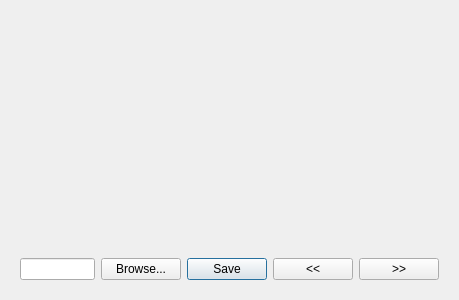
The window that forms/annextractordialog.ui (Boazrciasn/RDFramework) describes before a commit, drawn with Qt 5.
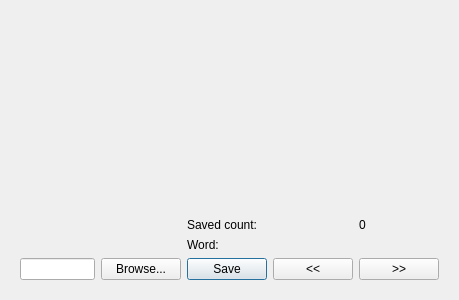
The same window after the commit.

Commit message: Save grayscale images and display saved word counter

```diff
--- a/forms/annextractordialog.ui
+++ b/forms/annextractordialog.ui
@@ -21,34 +21,34 @@
      </property>
     </widget>
    </item>
-   <item alignment="Qt::AlignBottom">
+   <item>
     <widget class="QWidget" name="widget" native="true">
      <layout class="QGridLayout" name="gridLayout">
-      <item row="4" column="2">
+      <item row="7" column="2">
        <widget class="QPushButton" name="save_button">
         <property name="text">
          <string>Save</string>
         </property>
        </widget>
       </item>
-      <item row="4" column="0">
+      <item row="7" column="0">
        <widget class="QLineEdit" name="search_char"/>
       </item>
-      <item row="4" column="1">
+      <item row="7" column="1">
        <widget class="QPushButton" name="browse_button">
         <property name="text">
          <string>Browse...</string>
         </property>
        </widget>
       </item>
-      <item row="4" column="3">
+      <item row="7" column="3">
        <widget class="QPushButton" name="previous_button">
         <property name="text">
          <string>&lt;&lt;</string>
         </property>
        </widget>
       </item>
-      <item row="4" column="4">
+      <item row="7" column="4">
        <widget class="QPushButton" name="next_button">
         <property name="text">
          <string>&gt;&gt;</string>
@@ -62,13 +62,6 @@
         </property>
        </widget>
       </item>
-      <item row="3" column="2" colspan="2">
-       <widget class="QLabel" name="out_info_label">
-        <property name="text">
-         <string/>
-        </property>
-       </widget>
-      </item>
       <item row="0" column="1" rowspan="4">
        <widget class="QLabel" name="preview_label">
         <property name="text">
@@ -76,6 +69,34 @@
         </property>
        </widget>
       </item>
+      <item row="6" column="2">
+       <widget class="QLabel" name="label_3">
+        <property name="text">
+         <string>Word:</string>
+        </property>
+       </widget>
+      </item>
+      <item row="4" column="4">
+       <widget class="QLabel" name="counter_label">
+        <property name="text">
+         <string>0</string>
+        </property>
+       </widget>
+      </item>
+      <item row="4" column="2">
+       <widget class="QLabel" name="label">
+        <property name="text">
+         <string>Saved count:</string>
+        </property>
+       </widget>
+      </item>
+      <item row="6" column="4">
+       <widget class="QLabel" name="out_info_label">
+        <property name="text">
+         <string/>
+        </property>
+       </widget>
+      </item>
      </layout>
     </widget>
    </item>
```
The commit also changes 3 other files.
